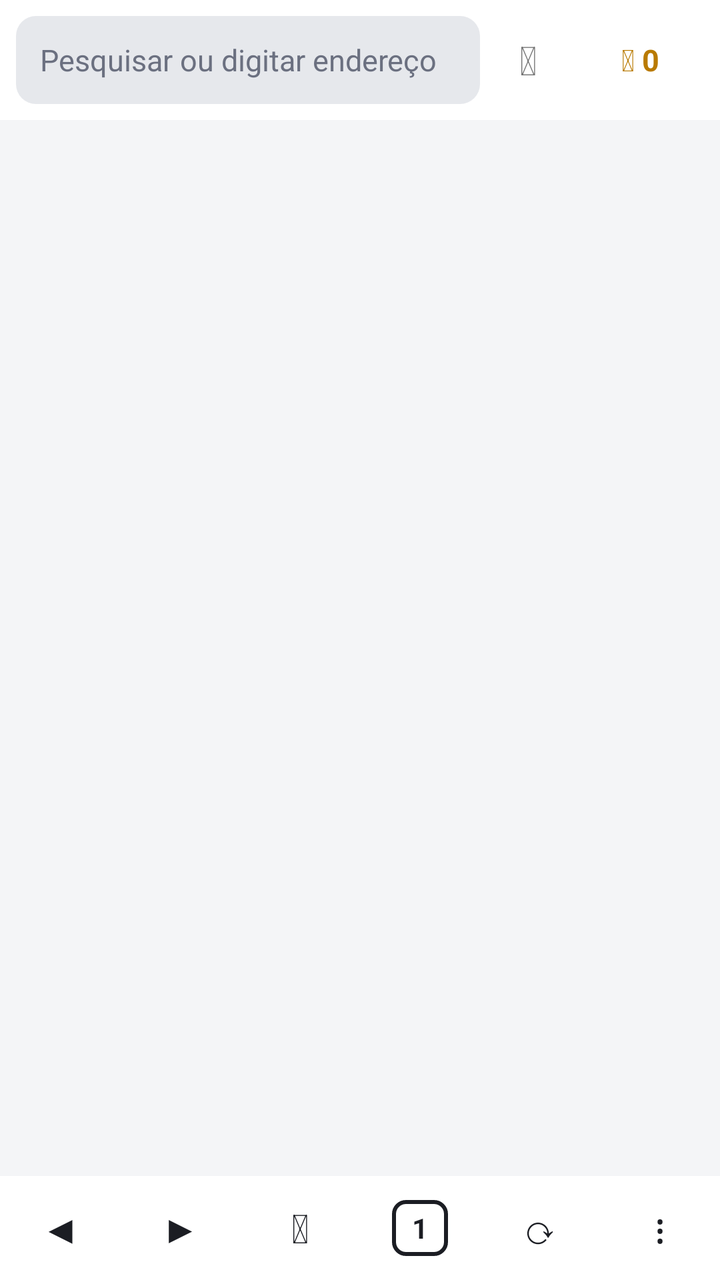
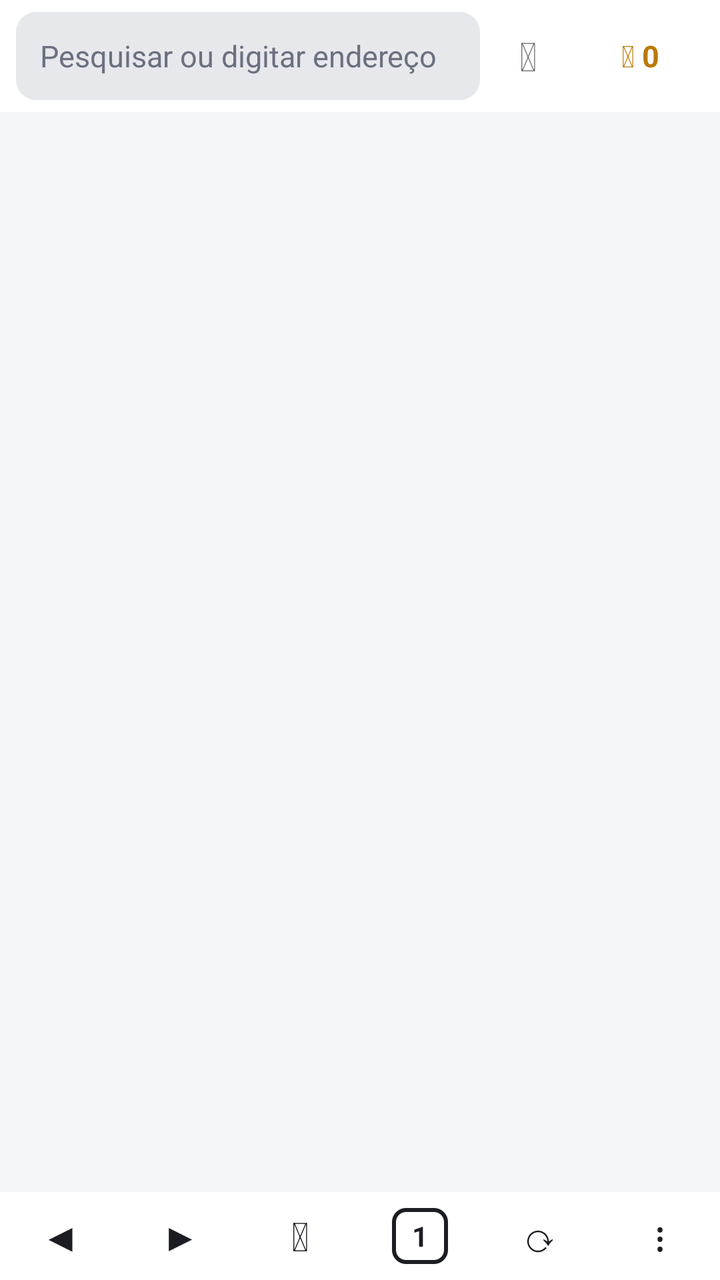

The first picture is an Android layout as it rendered before a commit; the second is the same layout after the commit. The layout source and the unified diff follow.
<!-- AndroidManifest.xml: application theme Theme.Navegador -->
<!-- res/layout/activity_main.xml -->
<?xml version="1.0" encoding="utf-8"?>
<FrameLayout xmlns:android="http://schemas.android.com/apk/res/android"
    android:id="@+id/root"
    android:layout_width="match_parent"
    android:layout_height="match_parent"
    android:background="@color/bg">

    <LinearLayout
        android:id="@+id/browser_ui"
        android:layout_width="match_parent"
        android:layout_height="match_parent"
        android:orientation="vertical">

        <LinearLayout
            android:id="@+id/top_bar"
            android:layout_width="match_parent"
            android:layout_height="wrap_content"
            android:background="@color/card"
            android:gravity="center_vertical"
            android:orientation="horizontal"
            android:padding="8dp">

            <EditText
                android:id="@+id/url_bar"
                android:layout_width="0dp"
                android:layout_height="44dp"
                android:layout_weight="1"
                android:background="@drawable/bg_input"
                android:hint="Pesquisar ou digitar endereço"
                android:imeOptions="actionGo"
                android:importantForAutofill="no"
                android:inputType="textUri"
                android:maxLines="1"
                android:paddingStart="12dp"
                android:paddingEnd="12dp"
                android:singleLine="true"
                android:textColor="@color/text"
                android:textColorHint="@color/muted"
                android:textSize="15sp" />

            <TextView
                android:id="@+id/btn_bg"
                android:layout_width="wrap_content"
                android:layout_height="44dp"
                android:background="?android:attr/selectableItemBackground"
                android:clickable="true"
                android:focusable="true"
                android:gravity="center"
                android:minWidth="48dp"
                android:paddingStart="8dp"
                android:paddingEnd="8dp"
                android:text="&#x1F3A7;"
                android:textSize="20sp" />

            <TextView
                android:id="@+id/btn_shield"
                android:layout_width="wrap_content"
                android:layout_height="44dp"
                android:background="?android:attr/selectableItemBackground"
                android:clickable="true"
                android:focusable="true"
                android:gravity="center"
                android:minWidth="64dp"
                android:paddingStart="10dp"
                android:paddingEnd="10dp"
                android:text="&#x1F6E1; 0"
                android:textColor="@color/accent"
                android:textSize="15sp"
                android:textStyle="bold" />
        </LinearLayout>

        <ProgressBar
            android:id="@+id/progress"
            style="?android:attr/progressBarStyleHorizontal"
            android:layout_width="match_parent"
            android:layout_height="3dp"
            android:max="100"
            android:progressTint="@color/accent"
            android:visibility="gone" />

        <FrameLayout
            android:layout_width="match_parent"
            android:layout_height="0dp"
            android:layout_weight="1">

            
            <FrameLayout
                android:id="@+id/web_holder"
                android:layout_width="match_parent"
                android:layout_height="match_parent" />

            <FrameLayout
                android:id="@+id/start_container"
                android:layout_width="match_parent"
                android:layout_height="match_parent"
                android:background="@color/bg"
                android:visibility="gone" />

            <FrameLayout
                android:id="@+id/suggestions_box"
                android:layout_width="match_parent"
                android:layout_height="wrap_content"
                android:background="@color/card"
                android:elevation="6dp"
                android:visibility="gone" />

            <FrameLayout
                android:id="@+id/tab_switcher_box"
                android:layout_width="match_parent"
                android:layout_height="match_parent"
                android:background="@color/bg"
                android:elevation="8dp"
                android:visibility="gone" />
        </FrameLayout>

        <LinearLayout
            android:layout_width="match_parent"
            android:layout_height="52dp"
            android:background="@color/card"
            android:orientation="horizontal">

            <TextView
                android:id="@+id/btn_back"
                style="@style/NavButton"
                android:text="&#9664;" />

            <TextView
                android:id="@+id/btn_forward"
                style="@style/NavButton"
                android:text="&#9654;" />

            <TextView
                android:id="@+id/btn_home"
                style="@style/NavButton"
                android:text="&#x1F3E0;" />

            <FrameLayout
                android:id="@+id/btn_tabs_box"
                android:layout_width="0dp"
                android:layout_height="match_parent"
                android:layout_weight="1"
                android:background="?android:attr/selectableItemBackground"
                android:clickable="true"
                android:focusable="true">

                <TextView
                    android:id="@+id/btn_tabs"
                    android:layout_width="28dp"
                    android:layout_height="28dp"
                    android:layout_gravity="center"
                    android:background="@drawable/bg_tab_count"
                    android:gravity="center"
                    android:text="1"
                    android:textColor="@color/text"
                    android:textSize="14sp"
                    android:textStyle="bold" />
            </FrameLayout>

            <TextView
                android:id="@+id/btn_reload"
                style="@style/NavButton"
                android:text="&#10227;" />

            <TextView
                android:id="@+id/btn_menu"
                style="@style/NavButton"
                android:text="&#8942;" />
        </LinearLayout>
    </LinearLayout>

    <FrameLayout
        android:id="@+id/fullscreen"
        android:layout_width="match_parent"
        android:layout_height="match_parent"
        android:background="#000000"
        android:visibility="gone" />
</FrameLayout>
<!-- resources referenced by this layout -->
<resources>
  <color name="accent">#B97A00</color>
  <color name="bg">#F4F5F7</color>
  <color name="card">#FFFFFF</color>
  <color name="muted">#6B7080</color>
  <color name="text">#1B1D23</color>
  <!-- drawable bg_input (drawable) -->
  <?xml version="1.0" encoding="utf-8"?>
  <shape xmlns:android="http://schemas.android.com/apk/res/android" android:shape="rectangle">
      <solid android:color="@color/field" />
      <corners android:radius="10dp" />
  </shape>
  <!-- drawable bg_tab_count (drawable) -->
  <?xml version="1.0" encoding="utf-8"?>
  <shape xmlns:android="http://schemas.android.com/apk/res/android" android:shape="rectangle">
      <stroke android:width="2dp" android:color="@color/text" />
      <corners android:radius="6dp" />
  </shape>
  <style name="NavButton">
          <item name="android:layout_width">0dp</item>
          <item name="android:layout_height">match_parent</item>
          <item name="android:layout_weight">1</item>
          <item name="android:gravity">center</item>
          <item name="android:clickable">true</item>
          <item name="android:focusable">true</item>
          <item name="android:background">?android:attr/selectableItemBackground</item>
          <item name="android:textColor">@color/text</item>
          <item name="android:textSize">20sp</item>
      </style>
  <style name="Theme.Navegador" parent="@android:style/Theme.Material.Light.NoActionBar">
          <item name="android:windowBackground">@color/bg</item>
          <item name="android:colorBackground">@color/bg</item>
      </style>
  <color name="field">#E6E8EC</color>
</resources>

<!-- the commit's change to res/layout/activity_main.xml (unified diff, before → after) -->
@@ -18,7 +18,10 @@
             android:background="@color/card"
             android:gravity="center_vertical"
             android:orientation="horizontal"
-            android:padding="8dp">
+            android:paddingStart="8dp"
+            android:paddingEnd="8dp"
+            android:paddingTop="6dp"
+            android:paddingBottom="6dp">
 
             <EditText
                 android:id="@+id/url_bar"
@@ -114,8 +117,9 @@
         </FrameLayout>
 
         <LinearLayout
+            android:id="@+id/bottom_bar"
             android:layout_width="match_parent"
-            android:layout_height="52dp"
+            android:layout_height="44dp"
             android:background="@color/card"
             android:orientation="horizontal">
 
